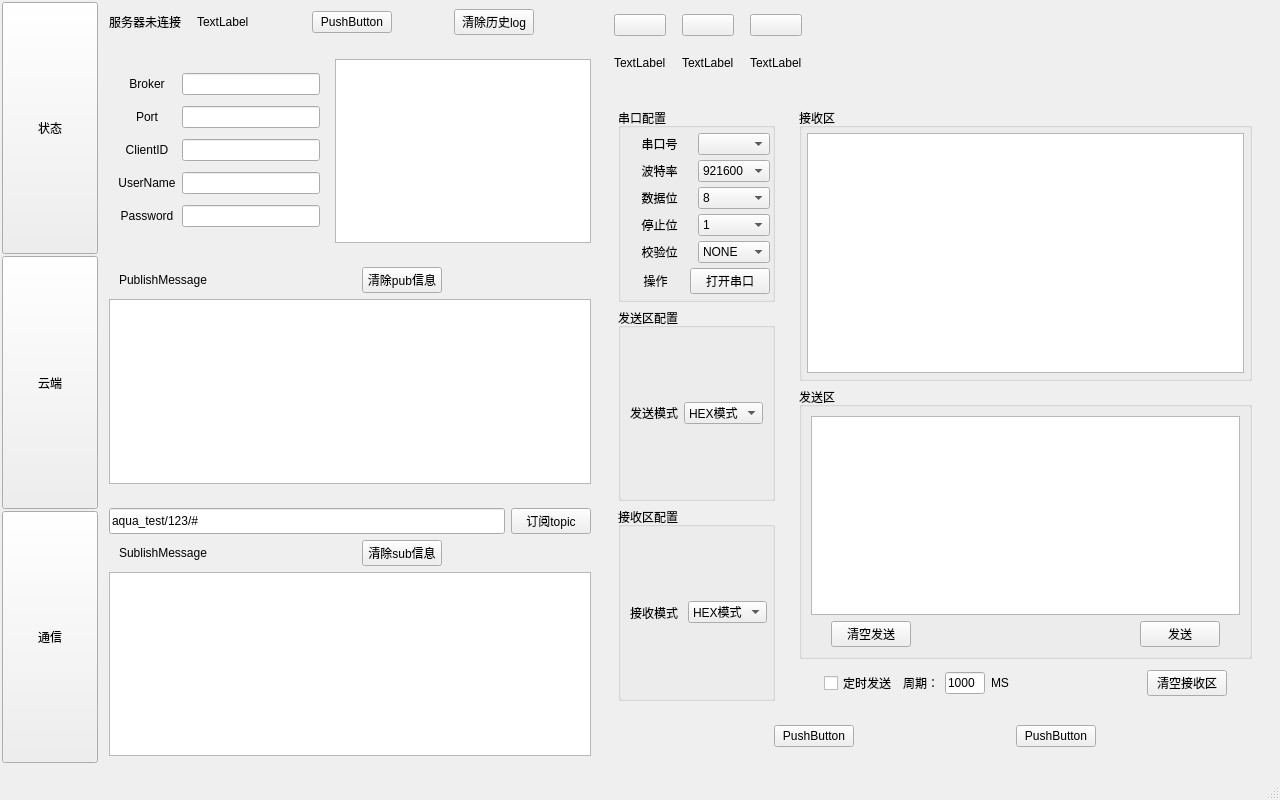
Above: fyz_smart_home/mainwindow.ui from fanyuzhao0213/qt_project before the change. Below: the same form after it.
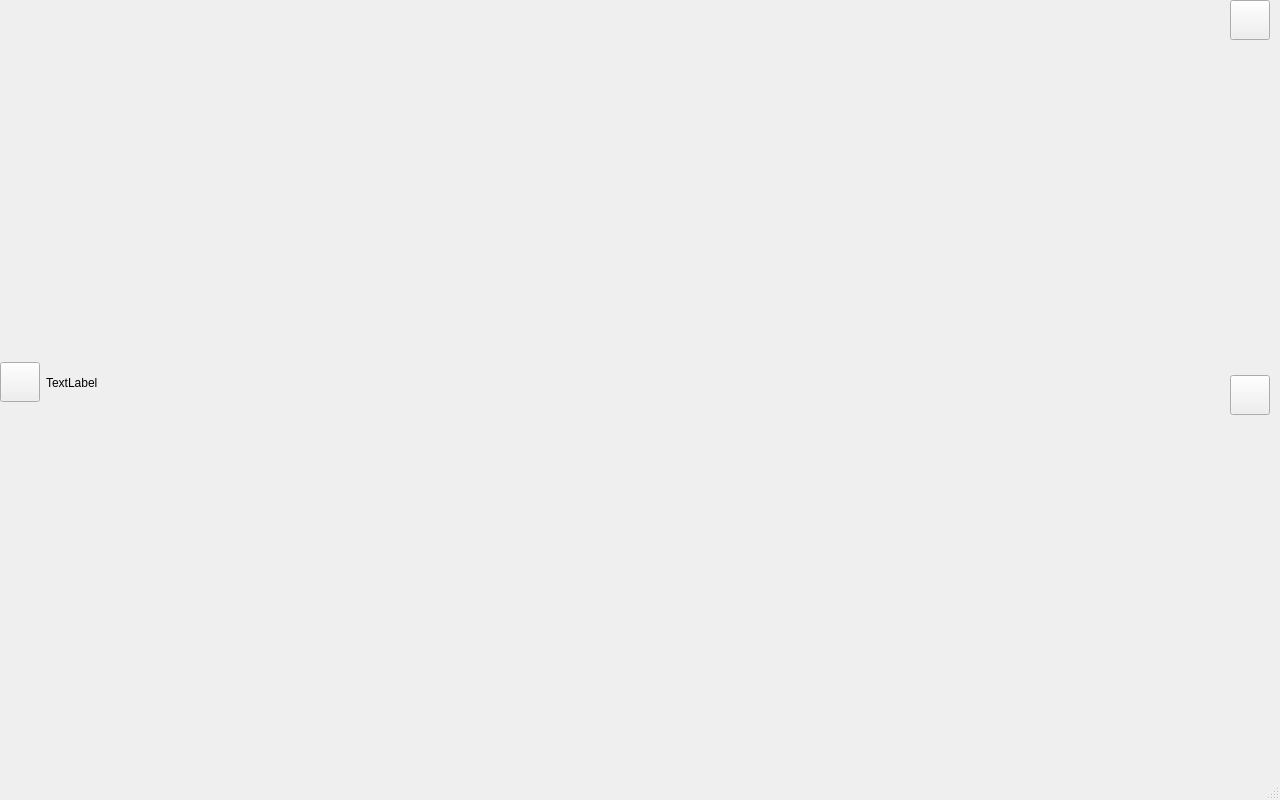
That is the form after the change. The open tabs and pages were chosen to show the change. Icons and pictures are not drawn.

```diff
--- a/fyz_smart_home/mainwindow.ui
+++ b/fyz_smart_home/mainwindow.ui
@@ -10,38 +10,86 @@
     <height>800</height>
    </rect>
   </property>
+  <property name="minimumSize">
+   <size>
+    <width>1280</width>
+    <height>800</height>
+   </size>
+  </property>
+  <property name="maximumSize">
+   <size>
+    <width>1280</width>
+    <height>845</height>
+   </size>
+  </property>
   <property name="windowTitle">
    <string>MainWindow</string>
   </property>
   <widget class="QWidget" name="centralwidget">
    <property name="sizePolicy">
-    <sizepolicy hsizetype="Fixed" vsizetype="Fixed">
+    <sizepolicy hsizetype="Preferred" vsizetype="Preferred">
      <horstretch>0</horstretch>
      <verstretch>0</verstretch>
     </sizepolicy>
    </property>
+   <property name="minimumSize">
+    <size>
+     <width>1280</width>
+     <height>765</height>
+    </size>
+   </property>
+   <property name="maximumSize">
+    <size>
+     <width>1280</width>
+     <height>765</height>
+    </size>
+   </property>
    <widget class="QStackedWidget" name="stackedWidget">
     <property name="geometry">
      <rect>
       <x>0</x>
       <y>0</y>
-      <width>1270</width>
+      <width>1280</width>
       <height>765</height>
      </rect>
     </property>
     <property name="sizePolicy">
-     <sizepolicy hsizetype="Fixed" vsizetype="Fixed">
+     <sizepolicy hsizetype="Preferred" vsizetype="Preferred">
       <horstretch>0</horstretch>
       <verstretch>0</verstretch>
      </sizepolicy>
     </property>
+    <property name="minimumSize">
+     <size>
+      <width>1280</width>
+      <height>765</height>
+     </size>
+    </property>
+    <property name="maximumSize">
+     <size>
+      <width>1280</width>
+      <height>765</height>
+     </size>
+    </property>
     <widget class="QWidget" name="smart_mqtt_page">
      <property name="sizePolicy">
-      <sizepolicy hsizetype="Fixed" vsizetype="Fixed">
+      <sizepolicy hsizetype="Preferred" vsizetype="Preferred">
        <horstretch>0</horstretch>
        <verstretch>0</verstretch>
       </sizepolicy>
      </property>
+     <property name="minimumSize">
+      <size>
+       <width>1280</width>
+       <height>765</height>
+      </size>
+     </property>
+     <property name="maximumSize">
+      <size>
+       <width>1280</width>
+       <height>765</height>
+      </size>
+     </property>
      <widget class="QWidget" name="left_widget" native="true">
       <property name="geometry">
        <rect>
@@ -52,27 +100,30 @@
        </rect>
       </property>
       <property name="sizePolicy">
-       <sizepolicy hsizetype="Fixed" vsizetype="Fixed">
+       <sizepolicy hsizetype="Preferred" vsizetype="Preferred">
         <horstretch>100</horstretch>
         <verstretch>0</verstretch>
        </sizepolicy>
       </property>
+      <property name="minimumSize">
+       <size>
+        <width>100</width>
+        <height>765</height>
+       </size>
+      </property>
+      <property name="maximumSize">
+       <size>
+        <width>100</width>
+        <height>765</height>
+       </size>
+      </property>
       <layout class="QVBoxLayout" name="verticalLayout">
-       <property name="spacing">
-        <number>2</number>
-       </property>
        <property name="leftMargin">
         <number>2</number>
        </property>
-       <property name="topMargin">
-        <number>2</number>
-       </property>
        <property name="rightMargin">
         <number>2</number>
        </property>
-       <property name="bottomMargin">
-        <number>2</number>
-       </property>
        <item>
         <widget class="QPushButton" name="statusBtn">
          <property name="sizePolicy">
@@ -82,7 +133,33 @@
           </sizepolicy>
          </property>
          <property name="text">
-          <string>状态</string>
+          <string>智能家居</string>
+         </property>
+        </widget>
+       </item>
+       <item>
+        <widget class="QPushButton" name="musicBtn">
+         <property name="sizePolicy">
+          <sizepolicy hsizetype="Preferred" vsizetype="Preferred">
+           <horstretch>0</horstretch>
+           <verstretch>0</verstretch>
+          </sizepolicy>
+         </property>
+         <property name="text">
+          <string>音乐</string>
+         </property>
+        </widget>
+       </item>
+       <item>
+        <widget class="QPushButton" name="photoBtn">
+         <property name="sizePolicy">
+          <sizepolicy hsizetype="Preferred" vsizetype="Preferred">
+           <horstretch>0</horstretch>
+           <verstretch>0</verstretch>
+          </sizepolicy>
+         </property>
+         <property name="text">
+          <string>相册</string>
          </property>
         </widget>
        </item>
@@ -95,7 +172,7 @@
           </sizepolicy>
          </property>
          <property name="text">
-          <string>云端</string>
+          <string>...</string>
          </property>
         </widget>
        </item>
@@ -108,7 +185,7 @@
           </sizepolicy>
          </property>
          <property name="text">
-          <string>通信</string>
+          <string>...</string>
          </property>
         </widget>
        </item>
@@ -124,11 +201,23 @@
        </rect>
       </property>
       <property name="sizePolicy">
-       <sizepolicy hsizetype="Fixed" vsizetype="Fixed">
+       <sizepolicy hsizetype="Preferred" vsizetype="Preferred">
         <horstretch>0</horstretch>
         <verstretch>0</verstretch>
        </sizepolicy>
       </property>
+      <property name="minimumSize">
+       <size>
+        <width>500</width>
+        <height>765</height>
+       </size>
+      </property>
+      <property name="maximumSize">
+       <size>
+        <width>500</width>
+        <height>765</height>
+       </size>
+      </property>
       <layout class="QVBoxLayout" name="verticalLayout_12">
        <item>
         <widget class="QWidget" name="statuswidget" native="true">
@@ -497,15 +586,27 @@
         <x>600</x>
         <y>0</y>
         <width>670</width>
-        <height>765</height>
+        <height>800</height>
        </rect>
       </property>
       <property name="sizePolicy">
-       <sizepolicy hsizetype="Fixed" vsizetype="Fixed">
+       <sizepolicy hsizetype="Preferred" vsizetype="Preferred">
         <horstretch>0</horstretch>
         <verstretch>0</verstretch>
        </sizepolicy>
       </property>
+      <property name="minimumSize">
+       <size>
+        <width>670</width>
+        <height>765</height>
+       </size>
+      </property>
+      <property name="maximumSize">
+       <size>
+        <width>670</width>
+        <height>765</height>
+       </size>
+      </property>
       <layout class="QVBoxLayout" name="verticalLayout_13">
        <item>
         <widget class="QWidget" name="smartwidget" native="true">
@@ -1799,6 +1900,165 @@
       </layout>
      </widget>
     </widget>
+    <widget class="QWidget" name="photo_book_page">
+     <property name="minimumSize">
+      <size>
+       <width>1280</width>
+       <height>765</height>
+      </size>
+     </property>
+     <property name="maximumSize">
+      <size>
+       <width>1280</width>
+       <height>765</height>
+      </size>
+     </property>
+     <widget class="QWidget" name="widget_photo" native="true">
+      <property name="geometry">
+       <rect>
+        <x>0</x>
+        <y>0</y>
+        <width>1270</width>
+        <height>765</height>
+       </rect>
+      </property>
+      <property name="minimumSize">
+       <size>
+        <width>1270</width>
+        <height>765</height>
+       </size>
+      </property>
+      <property name="maximumSize">
+       <size>
+        <width>1270</width>
+        <height>765</height>
+       </size>
+      </property>
+      <layout class="QHBoxLayout" name="horizontalLayout_24">
+       <item>
+        <widget class="QPushButton" name="lastphotoBtn">
+         <property name="sizePolicy">
+          <sizepolicy hsizetype="Minimum" vsizetype="Minimum">
+           <horstretch>0</horstretch>
+           <verstretch>0</verstretch>
+          </sizepolicy>
+         </property>
+         <property name="minimumSize">
+          <size>
+           <width>40</width>
+           <height>40</height>
+          </size>
+         </property>
+         <property name="maximumSize">
+          <size>
+           <width>40</width>
+           <height>40</height>
+          </size>
+         </property>
+         <property name="text">
+          <string/>
+         </property>
+        </widget>
+       </item>
+       <item>
+        <widget class="QLabel" name="label_photo">
+         <property name="text">
+          <string>TextLabel</string>
+         </property>
+        </widget>
+       </item>
+       <item>
+        <layout class="QVBoxLayout" name="verticalLayout_19">
+         <property name="spacing">
+          <number>0</number>
+         </property>
+         <property name="sizeConstraint">
+          <enum>QLayout::SetMinAndMaxSize</enum>
+         </property>
+         <item>
+          <widget class="QPushButton" name="exitphotoBtn">
+           <property name="sizePolicy">
+            <sizepolicy hsizetype="Preferred" vsizetype="Preferred">
+             <horstretch>0</horstretch>
+             <verstretch>0</verstretch>
+            </sizepolicy>
+           </property>
+           <property name="minimumSize">
+            <size>
+             <width>40</width>
+             <height>40</height>
+            </size>
+           </property>
+           <property name="maximumSize">
+            <size>
+             <width>40</width>
+             <height>40</height>
+            </size>
+           </property>
+           <property name="text">
+            <string/>
+           </property>
+          </widget>
+         </item>
+         <item>
+          <spacer name="verticalSpacer_4">
+           <property name="orientation">
+            <enum>Qt::Vertical</enum>
+           </property>
+           <property name="sizeHint" stdset="0">
+            <size>
+             <width>20</width>
+             <height>40</height>
+            </size>
+           </property>
+          </spacer>
+         </item>
+         <item>
+          <widget class="QPushButton" name="nextphotoBtn">
+           <property name="sizePolicy">
+            <sizepolicy hsizetype="Preferred" vsizetype="Preferred">
+             <horstretch>0</horstretch>
+             <verstretch>0</verstretch>
+            </sizepolicy>
+           </property>
+           <property name="minimumSize">
+            <size>
+             <width>40</width>
+             <height>40</height>
+            </size>
+           </property>
+           <property name="maximumSize">
+            <size>
+             <width>40</width>
+             <height>40</height>
+            </size>
+           </property>
+           <property name="text">
+            <string/>
+           </property>
+          </widget>
+         </item>
+         <item>
+          <spacer name="verticalSpacer_5">
+           <property name="orientation">
+            <enum>Qt::Vertical</enum>
+           </property>
+           <property name="sizeType">
+            <enum>QSizePolicy::Fixed</enum>
+           </property>
+           <property name="sizeHint" stdset="0">
+            <size>
+             <width>20</width>
+             <height>350</height>
+            </size>
+           </property>
+          </spacer>
+         </item>
+        </layout>
+       </item>
+      </layout>
+     </widget>
+    </widget>
    </widget>
   </widget>
   <widget class="QMenuBar" name="menubar">
```
Left out of the diff: 42 changed lines with no effect on the pictures.
